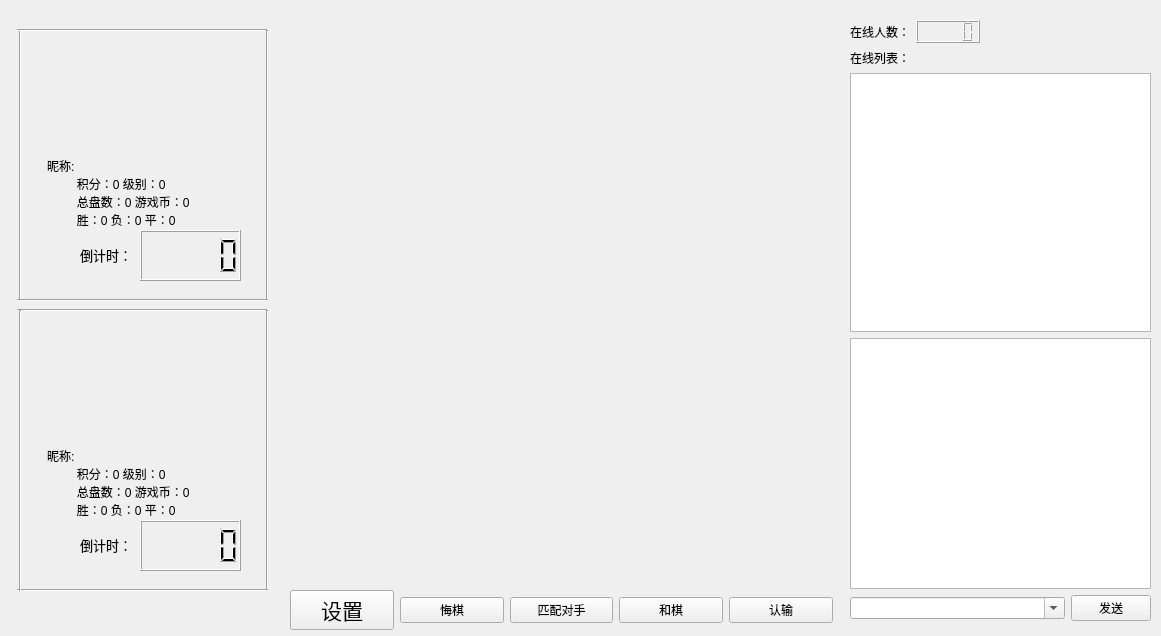
Old version of the form main.ui in the repository daimiaopeng/wuziqi_client.
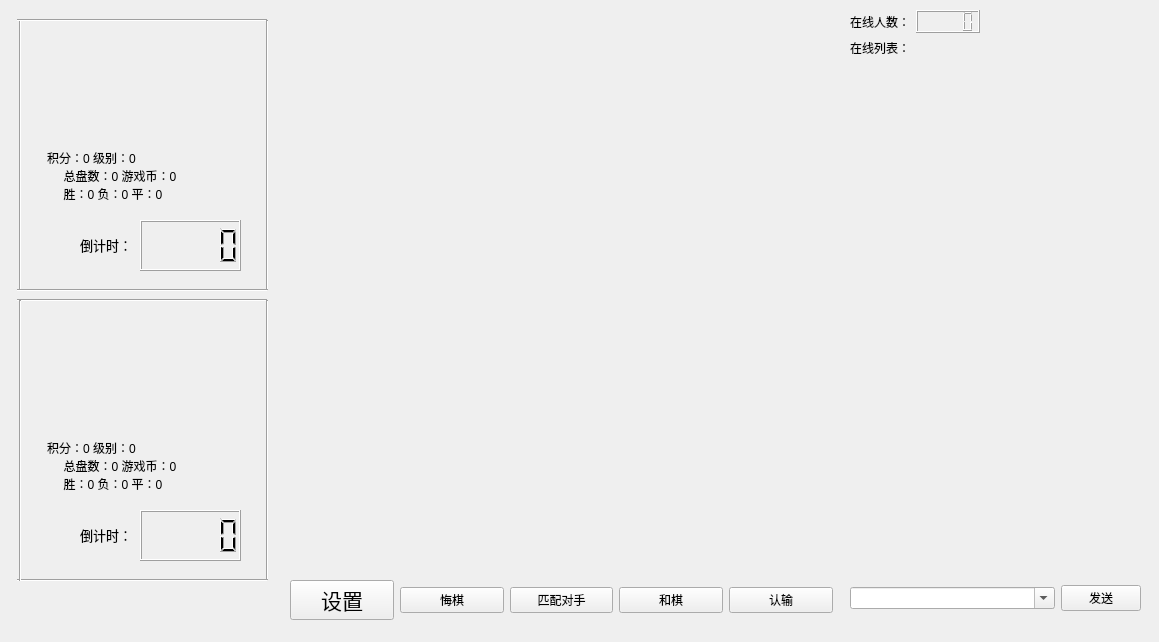
New version of the form. Icons and pictures are not drawn.

Commit message: 添加配置文件管理，用户密码md5加密，保存用户名和密码

What changed in the file:
```diff
--- a/main.ui
+++ b/main.ui
@@ -6,1074 +6,96 @@
      <rect>
        <x>0</x>
        <y>0</y>
-       <width>1161</width>
-       <height>636</height>
+    <width>1159</width>
+    <height>642</height>
      </rect>
    </property>
    <property name="windowTitle">
      <string>Form</string>
    </property>
    <property name="styleSheet">
-     <string notr="true">
-       /**
-       * Qt like CSS for doxygen based on 1.8.6
-       *
-       * Frank Enderle &lt;frank.enderle@anamica.de&gt;
-       */
-
-       body, table, div, p, dl {
-       font: 400 13px/1.3 Verdana,DejaVu Sans,Geneva,sans-serif;
-       }
-
-       /* @group Heading Levels */
-
-       h1.groupheader {
-       font-size: 16px;
-       }
-
-       .title {
-       font: 700 18px Verdana,DejaVu Sans,Geneva,sans-serif;
-       margin: 10px 2px;
-       }
-
-       h2.groupheader {
-       border: 0;
-       color: #363534;
-       font-size: 16px;
-       font-weight: 600;
-       }
-
-       h3.groupheader {
-       font-size: 13px;
-       }
-
-       h1, h2, h3, h4, h5, h6 {
-       -webkit-transition: none;
-       -moz-transition: none;
-       -ms-transition: none;
-       -o-transition: none;
-       transition: none;
-       }
-
-       h1.glow, h2.glow, h3.glow, h4.glow, h5.glow, h6.glow {
-       text-shadow: none;
-       }
-
-       dt {
-       }
-
-       div.multicol {
-       }
-
-       p.startli, p.startdd {
-       }
-
-       p.starttd {
-       }
-
-       p.endli {
-       }
-
-       p.enddd {
-       }
-
-       p.endtd {
-       }
-
-       /* @end */
-
-       caption {
-       }
-
-       span.legend {
-       }
-
-       h3.version {
-       }
-
-       div.qindex, div.navtab {
-       background-color: #F6F6F6;
-       border: 1px solid #E6E6E6;
-       }
-
-       div.qindex, div.navpath {
-       line-height: 1.5;
-       }
-
-       div.navtab {
-       }
-
-       /* @group Link Styling */
-
-       a {
-       color: #00732F;
-       }
-
-       .contents a:visited {
-       color: #00732F;
-       }
-
-       a:hover {
-       text-decoration: none;
-       }
-
-       a.qindex {
-       }
-
-       a.qindexHL {
-       }
-
-       .contents a.qindexHL:visited {
-       }
-
-       a.el {
-       font-weight: normal;
-       }
-
-       a.elRef {
-       }
-
-       a.code, a.code:visited, a.line, a.line:visited {
-       color: #00732F;
-       }
-
-       a.codeRef, a.codeRef:visited, a.lineRef, a.lineRef:visited {
-       color: #00732F;
-       }
-
-       /* @end */
-
-       dl.el {
-       }
-
-       pre.fragment {
-       }
-
-       div.fragment {
-       }
-
-       div.line {
-       -webkit-transition-duration: 0;
-       -moz-transition-duration: 0;
-       -ms-transition-duration: 0;
-       -o-transition-duration: 0;
-       transition-duration: 0;
-       }
-
-       div.line.glow {
-       background-color: auto;
-       box-shadow: none;
-       }
-
-       span.lineno {
-       }
-
-       span.lineno a {
-       }
-
-       span.lineno a:hover {
-       }
-
-       div.ah {
-       background: none;
-       background-color: #F6F6F6;
-       color: #66666E;
-       border: 1px solid #E6E6E6;
-       border-radius: 7px;
-       -webkit-border-radius: 7px;
-       -moz-border-radius: 7px;
-       box-shadow: none;
-       -webkit-box-shadow: none;
-       -moz-box-shadow: none;
-       }
-
-       div.groupHeader {
-       }
-
-       div.groupText {
-       }
-
-       body {
-       color: #363534;
-       }
-
-       div.contents {
-       }
-
-       td.indexkey {
-       }
-
-       td.indexvalue {
-       }
-
-       tr.memlist {
-       }
-
-       p.formulaDsp {
-       }
-
-       img.formulaDsp {
-       }
-
-       img.formulaInl {
-       }
-
-       div.center {
-       }
-
-       div.center img {
-       }
-
-       address.footer {
-       }
-
-       img.footer {
-       display: none;
-       }
-
-       /* addition */
-       .footer a:before {
-       content: &quot;Doxygen&quot;;
-       }
-       /* --- */
-
-       /* @group Code Colorization */
-
-       span.keyword {
-       }
-
-       span.keywordtype {
-       }
-
-       span.keywordflow {
-       }
-
-       span.comment {
-       }
-
-       span.preprocessor {
-       }
-
-       span.stringliteral {
-       }
-
-       span.charliteral {
-       }
-
-       span.vhdldigit {
-       }
-
-       span.vhdlchar {
-       }
-
-       span.vhdlkeyword {
-       }
-
-       span.vhdllogic {
-       }
-
-       blockquote {
-       }
-
-       /* @end */
-
-       .search {
-       }
-
-       form.search {
-       }
-
-       input.search {
-       }
-
-       td.tiny {
-       }
-
-       .dirtab {
-       }
-
-       th.dirtab {
-       }
-
-       hr {
-       border-top: 1px solid #E6E6E6;
-       margin: 10px 8px 0 12px;
-       }
-
-       hr.footer {
-       }
-
-       /* @group Member Descriptions */
-
-       table.memberdecls {
-       font-size: 13px;
-       }
-
-       /* addition */
-
-       table.memberdecls a {
-       font-weight: 600;
-       }
-
-       table.memberdecls .memItemLeft {
-       border: solid #E6E6E6;
-       border-width: 0 0 0 1px;
-       }
-
-       table.memberdecls .memItemRight {
-       border: solid #E6E6E6;
-       border-width: 0 1px 0 0;
-       }
-
-       table.memberdecls tr:nth-child(2) .memItemLeft {
-       border-top-width: 1px;
-       border-top-left-radius: 7px;
-       padding-top: 6px;
-       }
-
-       table.memberdecls tr:nth-child(2) .memItemRight {
-       border-top-width: 1px;
-       border-top-right-radius: 7px;
-       padding-top: 6px;
-       }
-
-       table.memberdecls tr:nth-last-child(2) .memItemLeft {
-       border-bottom-width: 1px;
-       border-bottom-left-radius: 7px;
-       padding-bottom: 6px;
-       }
-
-       table.memberdecls tr:nth-last-child(2) .memItemRight {
-       border-bottom-width: 1px;
-       border-bottom-right-radius: 7px;
-       padding-bottom: 6px;
-       }
-
-       /* --- */
-
-       .memberdecls td, .fieldtable tr {
-       -webkit-transition-duration: 0;
-       -moz-transition-duration: 0;
-       -ms-transition-duration: 0;
-       -o-transition-duration: 0;
-       transition-duration: 0;
-       }
-
-       .memberdecls td.glow, .fieldtable tr.glow {
-       background-color: auto;
-       box-shadow: 0;
-       }
-
-       .mdescLeft, .mdescRight,
-       .memItemLeft, .memItemRight,
-       .memTemplItemLeft, .memTemplItemRight, .memTemplParams {
-       width: auto;
-       background-color: #F6F6F6;
-       }
-
-       .mdescLeft, .mdescRight {
-       }
-
-       /* addition */
-       .mdescLeft {
-       padding: 3px 10px 3px 15px;
-       }
-
-       .mdescRight {
-       padding: 3px 15px 3px 10px;
-       }
-       /* --- */
-
-       .memSeparator {
-       display: none;
-       }
-
-       .memItemLeft, .memTemplItemLeft {
-       }
-
-       .memItemRight {
-       padding-right: 8px;
-       }
-
-       .memTemplParams {
-       }
-
-       /* @end */
-
-       /* @group Member Details */
-
-       /* Styles for detailed member documentation */
-
-       .memtemplate {
-       }
-
-       .memnav {
-       }
-
-       .mempage {
-       }
-
-       .memitem {
-       margin-bottom: 20px;
-       -webkit-transition-duration: 0;
-       -moz-transition-duration: 0;
-       -ms-transition-duration: 0;
-       -o-transition-duration: 0;
-       transition-duration: 0;
-       }
-
-       .memitem.glow {
-       box-shadow: none;
-       }
-
-       .memname {
-       font-size: 13px;
-       }
-
-       .memname td {
-       }
-
-       .memproto, dl.reflist dt {
-       border: 1px solid #E6E6E6;
-       padding: 5px 10px;
-       color: #363534;
-       text-shadow: none;
-       background: none;
-       background-color: #F6F6F6;
-       box-shadow: none;
-       border-radius: 7px;
-       -moz-box-shadow: none;
-       -moz-border-radius: 7px;
-       -webkit-box-shadow: none;
-       -webkit-border-radius: 7px;
-       }
-
-       /* additional */
-       .memproto .memname {
-       font-weight: bold;
-       }
-
-       .memproto .memname a {
-       font-weight: bold;
-       }
-       /* --- */
-
-       .memdoc, dl.reflist dd {
-       border: 0;
-       padding: 0;
-       background: none;
-       border-radius: 0;
-       box-shadow: none;
-       -moz-border-radius: 0;
-       -moz-box-shadow: none;
-       -webkit-border-radius: 0;
-       -webkit-box-shadow: none;
-       }
-
-       dl.reflist dt {
-       }
-
-       dl.reflist dd {
-       }
-
-       .paramkey {
-       }
-
-       .paramtype {
-       }
-
-       .paramname {
-       color: #363534;
-       }
-
-       .paramname em {
-       }
-
-       .paramname code {
-       }
-
-       .params, .retval, .exception, .tparams {
-       }
-
-       .params .paramname, .retval .paramname {
-       }
-
-       .params .paramtype {
-       }
-
-       .params .paramdir {
-       }
-
-       .mlabels {
-       }
-
-       td.mlabels-left {
-       }
-
-       td.mlabels-right {
-       }
-
-       span.mlabels {
-       }
-
-       span.mlabel {
-       background-color: #E6E6E6;
-       border: 0;
-       color: #66666E;
-       padding: 4px 5px;
-       border-radius: 4px;
-       font-size: 11px;
-       }
-
-       /* @end */
-
-       /* these are for tree view when not used as main index */
-
-       div.directory {
-       border: none;
-       }
-
-       .directory table {
-       }
-
-       .directory td {
-       }
-
-       .directory td.entry {
-       }
-
-       .directory td.entry a {
-       font-weight: bold;
-       }
-
-       .directory td.entry a img {
-       }
-
-       .directory td.desc {
-       border-color: #E6E6E6;
-       }
-
-       .directory tr.even {
-       background: none;
-       }
-
-       .directory img {
-       vertical-align: -30%;
-       }
-
-       .directory .levels {
-       }
-
-       .directory .levels span {
-       }
-
-       div.dynheader {
-       }
-
-       address {
-       }
-
-       table.doxtable {
-       }
-
-       table.doxtable td, table.doxtable th {
-       border: 1px solid #E6E6E6;
-       }
-
-       table.doxtable th {
-       background-color: #F6F6F6;
-       color: #66666E;
-       font-size: 13px;
-       }
-
-       table.fieldtable {
-       padding: 5px 10px;
-       border: 1px solid #E6E6E6;
-       background-color: #F6F6F6;
-       box-shadow: none;
-       border-radius: 7px;
-       -moz-box-shadow: none;
-       -moz-border-radius: 7px;
-       -webkit-box-shadow: none;
-       -webkit-border-radius: 7px;
-       }
-
-       .fieldtable td, .fieldtable th {
-       }
-
-       .fieldtable td.fieldtype, .fieldtable td.fieldname {
-       border: 0;
-       }
-
-       .fieldtable td.fieldname {
-       font-size: 13px;
-       }
-
-       /* additional */
-       .fieldtable td.fieldname em {
-       font-style: normal;
-       }
-       /* --- */
-
-       .fieldtable td.fielddoc {
-       border: 0;
-       font-size: 13px;
-       }
-
-       /* additional */
-       .fieldtable td.fielddoc * {
-       font-size: 13px;
-       }
-       /* --- */
-
-       .fieldtable td.fielddoc p:first-child {
-       margin: auto;
-       }
-
-       .fieldtable td.fielddoc p:last-child {
-       margin: auto;
-       }
-
-       .fieldtable tr:last-child td {
-       }
-
-       .fieldtable th {
-       background: none;
-       background-color: #E6E6E6;
-       font-size: 13px;
-       font-weight: normal;
-       color: #363534;
-       border-radius: 0;
-       -moz-border-radius: 0;
-       -webkit-border-radius: 0;
-       border: 0;
-       }
-
-       .tabsearch {
-       }
-
-       .navpath ul {
-       background: none;
-       background-color: #E6E6E6;
-       color: #363534;
-       border: 0;
-       font-size: 13px;
-       }
-
-       .navpath li {
-       color: #363534;
-       }
-
-       .navpath li.navelem a {
-       color: #363534;
-       }
-
-       .navpath li.navelem a:hover {
-       color: #363534;
-       }
-
-       .navpath li.footer {
-       color: #363534;
-       font-size: 13px;
-       }
-
-       div.summary {
-       margin: 20px;
-       width: auto;
-       display: inline-block;
-       text-align: left;
-       color: transparent;
-       line-height: 0;
-       padding: 15px 25px;
-       border: 1px solid #E6E6E6;
-       background-color: #F6F6F6;
-       border-radius: 7px;
-       -moz-border-radius: 7px;
-       -webkit-border-radius: 7px;
-       font-size: 13px;
-       }
-
-       div.summary a {
-       display: block;
-       line-height: 1.5;
-       }
-
-       div.ingroups {
-       }
-
-       div.ingroups a {
-       }
-
-       div.header {
-       background: none;
-       border: 0;
-       }
-
-       div.headertitle {
-       }
-
-       dl {
-       }
-
-       /* dl.note, dl.warning, dl.attention, dl.pre, dl.post, dl.invariant, dl.deprecated, dl.todo, dl.test, dl.bug */
-       dl.section {
-       }
-
-       dl.note {
-       }
-
-       dl.warning, dl.attention {
-       }
-
-       dl.pre, dl.post, dl.invariant {
-       }
-
-       dl.deprecated {
-       }
-
-       dl.todo {
-       }
-
-       dl.test {
-       }
-
-       dl.bug {
-       }
-
-       dl.section dd {
-       }
-
-       #projectlogo {
-       }
-
-       #projectlogo img {
-       }
-
-       #projectname {
-       font: 24px Verdana,DejaVu Sans,Geneva,sans-serif;
-       font-weight: bold;
-       display: inline;
-       }
-
-       #projectbrief {
-       font: 16px Verdana,DejaVu Sans,Geneva,sans-serif;
-       display: inline;
-       }
-
-       #projectnumber {
-       font: 16px Verdana,DejaVu Sans,Geneva,sans-serif;
-       display: inline;
-       }
-
-       #titlearea {
-       border: 0;
-       background-color: #E6E6E6;
-       }
-
-       .image {
-       }
-
-       .dotgraph {
-       }
-
-       .mscgraph {
-       }
-
-       .diagraph {
-       }
-
-       .caption {
-       }
-
-       div.zoom {
-       }
-
-       dl.citelist {
-       }
-
-       dl.citelist dt {
-       }
-
-       dl.citelist dd {
-       }
-
-       div.toc {
-       }
-
-       div.toc li {
-       }
-
-       div.toc h3 {
-       }
-
-       div.toc ul {
-       }
-
-       div.toc li.level1 {
-       }
-
-       div.toc li.level2 {
-       }
-
-       div.toc li.level3 {
-       }
-
-       div.toc li.level4 {
-       }
-
-       .inherit_header {
-       }
-
-       .inherit_header td {
-       }
-
-       .inherit {
-       }
-
-       tr.heading h2 {
-       }
-
-       /* tooltip related style info */
-
-       .ttc {
-       }
-
-       #powerTip {
-       }
-
-       #powerTip div.ttdoc {
-       }
-
-       #powerTip div.ttname a {
-       }
-
-       #powerTip div.ttname {
-       }
-
-       #powerTip div.ttdeci {
-       }
-
-       #powerTip div {
-       font: 13px/1.3 Verdana,DejaVu Sans,Geneva,sans-serif;
-       color: #363534;
-       }
-
-       #powerTip:before, #powerTip:after {
-       }
-
-       #powerTip.n:after, #powerTip.n:before,
-       #powerTip.s:after, #powerTip.s:before,
-       #powerTip.w:after, #powerTip.w:before,
-       #powerTip.e:after, #powerTip.e:before,
-       #powerTip.ne:after, #powerTip.ne:before,
-       #powerTip.se:after, #powerTip.se:before,
-       #powerTip.nw:after, #powerTip.nw:before,
-       #powerTip.sw:after, #powerTip.sw:before {
-       }
-
-       #powerTip.n:after, #powerTip.s:after,
-       #powerTip.w:after, #powerTip.e:after,
-       #powerTip.nw:after, #powerTip.ne:after,
-       #powerTip.sw:after, #powerTip.se:after {
-       }
-
-       #powerTip.n:before, #powerTip.s:before,
-       #powerTip.w:before, #powerTip.e:before,
-       #powerTip.nw:before, #powerTip.ne:before,
-       #powerTip.sw:before, #powerTip.se:before {
-       }
-
-       #powerTip.n:after, #powerTip.n:before,
-       #powerTip.ne:after, #powerTip.ne:before,
-       #powerTip.nw:after, #powerTip.nw:before {
-       }
-
-       #powerTip.n:after, #powerTip.ne:after, #powerTip.nw:after {
-       }
-       #powerTip.n:before {
-       }
-       #powerTip.n:after, #powerTip.n:before {
-       }
-
-       #powerTip.nw:after, #powerTip.nw:before {
-       }
-
-       #powerTip.ne:after, #powerTip.ne:before {
-       }
-
-       #powerTip.s:after, #powerTip.s:before,
-       #powerTip.se:after, #powerTip.se:before,
-       #powerTip.sw:after, #powerTip.sw:before {
-       }
-
-       #powerTip.s:after, #powerTip.se:after, #powerTip.sw:after {
-       }
-
-       #powerTip.s:before, #powerTip.se:before, #powerTip.sw:before {
-       }
-
-       #powerTip.s:after, #powerTip.s:before {
-       }
-
-       #powerTip.sw:after, #powerTip.sw:before {
-       }
-
-       #powerTip.se:after, #powerTip.se:before {
-       }
-
-       #powerTip.e:after, #powerTip.e:before {
-       }
-
-       #powerTip.e:after {
-       }
-
-       #powerTip.e:before {
-       }
-
-       #powerTip.w:after, #powerTip.w:before {
-       }
-
-       #powerTip.w:after {
-       }
-
-       #powerTip.w:before {
-       }
-
-       /* tabs.css */
-
-       .tabs, .tabs2, .tabs3 {
-       background: none;
-       background-color: #F6F6F6;
-       font: 13px Verdana,DejaVu Sans,Geneva,sans-serif;
-       border-bottom: 1px solid #E6E6E6;
-       }
-
-       .tabs2 {
-       font-size: 13px;
-       }
-       .tabs3 {
-       font-size: 13px;
-       }
-
-       .tablist {
-       }
-
-       .tablist li {
-       background: none;
-       line-height: 1.5;
-       }
-
-       .tablist a {
-       padding: 0 10px;
-       font-weight: normal;
-       background: none;
-       color: #00732F;
-       text-shadow: none;
-       }
-
-       .tabs3 .tablist a {
-       }
-
-       .tablist a:hover {
-       background: none;
-       color: #00732F;
-       text-shadow: none;
-       }
-
-       .tablist li.current a {
-       background: none;
-       color: #00732F;
-       text-shadow: none;
-       }
-
-       /* navtree.css */
-
-       #nav-tree .children_ul {
-       }
-
-       #nav-tree ul {
-       }
-
-       #nav-tree li {
-       }
-
-       #nav-tree .plus {
-       }
-
-       #nav-tree .selected {
-       background: none;
-       background-color: #E6E6E6;
-       color: #00732F;
-       text-shadow: none;
-       }
-
-       #nav-tree img {
-       }
-
-       #nav-tree a {
-       }
-
-       #nav-tree .label {
-       font: 12px Verdana,DejaVu Sans,Geneva,sans-serif;
-       }
-
-       #nav-tree .label a {
-       }
-
-       #nav-tree .selected a {
-       color: #00732F;
-       }
-
-       #nav-tree .children_ul {
-       }
-
-       #nav-tree .item {
-       }
-
-       #nav-tree {
-       background-color: #F6F6F6;
-       }
-
-       #doc-content {
-       }
-
-       #side-nav {
-       }
-
-       .ui-resizable .ui-resizable-handle {
-       }
-
-       .ui-resizable-e {
-       background: none;
-       background-color: #E6E6E6;
-       }
-
-       .ui-resizable-handle {
-       }
-
-       #nav-tree-contents {
-       }
-
-       #nav-tree {
-       background: none;
-       background-color: #F6F6F6;
-       }
-
-       #nav-sync {
-       }
-
-       #nav-sync img {
-       }
-
-       #nav-sync img:hover {
-       }
+   <string notr="true">/************* 左侧管理工具栏 ***************/
+    QWidget#mangeWidget, #listItemWidget, #musicMangeScrollAreaWidget {
+    background-color: #f5f5f7;
+    }
+    QListWidget#musicMangeListWidget {
+    border: none;
+    outline: none;
+    background-color: #f5f5f7;
+    }
+    QListWidget#musicMangeListWidget::item {
+    background-color: #f5f5f7;
+    border: solid
+    }
+    QListWidget#musicMangeListWidget::item:hover {
+    background-color: #f5f5f7;
+    }
+    QListWidget#musicMangeListWidget::item:selected {
+    background-color: #e6e7ea;
+    border-left-width: 4px;
+    border-left-color: #c62f2f;
+    }
+    QLabel#boxTitleLabel, #toolboxNameLabel {
+    color: #696969;
+    font-family: &quot;Microsoft Yahei&quot;;
+    font-size: 9pt;
+    background-color: #f5f5f7;
+    }
+    QScrollArea#musicMangeScrollArea {
+    border: 0px solid;
+    border-right-width: 1px;
+    border-right-color: #dcdbdc;
+    background-color: #f5f5f7;
+    }
+    QScrollBar:vertical {
+    border: none;
+    background: #f5f5f7;
+    width: 10px;
+    margin: 0px 0 0px 0;
+    }
+    QScrollBar::handle:vertical {
+    background: Gainsboro;
+    min-height: 20px;
+    border-radius: 5px;
+    border: none;
+    }
+    QScrollBar::add-line:vertical {
+    border: 0px solid grey;
+    background: #32CC99;
+    height: 0px;
+    subcontrol-position: bottom;
+    subcontrol-origin: margin;
+    }
+    QScrollBar::sub-line:vertical {
+    border: 0px solid grey;
+    background: #32CC99;
+    height: 0px;
+    subcontrol-position: top;
+    subcontrol-origin: margin;
+    }
+    QScrollBar::add-page:vertical, QScrollBar::sub-page:vertical {
+    background: none;
+    width: 0px;
+    height: 0px;
+    }
+    QPushButton#playListTitleButton, #openListButton,
+    #createPLayListButton {
+    border: none;
+    }
+    QPushButton#playListTitleButton {
+    text-align : left;
+    color: #696969;
+    font-family: &quot;Microsoft Yahei&quot;;
+    font-size: 9pt;
+    background-color: #f5f5f7;
+    }
      </string>
    </property>
    <widget class="QLabel" name="label">
      <property name="geometry">
        <rect>
          <x>290</x>
-         <y>40</y>
+     <y>30</y>
          <width>540</width>
          <height>540</height>
        </rect>
@@ -1101,7 +123,7 @@
      <property name="geometry">
        <rect>
          <x>77</x>
-         <y>30</y>
+     <y>20</y>
          <width>128</width>
          <height>128</height>
        </rect>
@@ -1123,7 +145,7 @@
      <property name="geometry">
        <rect>
          <x>47</x>
-         <y>160</y>
+     <y>150</y>
          <width>202</width>
          <height>66</height>
        </rect>
@@ -1135,10 +157,9 @@
        </sizepolicy>
      </property>
      <property name="text">
-       <string>昵称:
-         积分：0 级别：0
-         总盘数：0 游戏币：0
-         胜：0 负：0 平：0
+    <string>积分：0 级别：0
+     总盘数：0 游戏币：0
+     胜：0 负：0 平：0
        </string>
      </property>
    </widget>
@@ -1146,7 +167,7 @@
      <property name="geometry">
        <rect>
          <x>10</x>
-         <y>30</y>
+     <y>20</y>
          <width>20</width>
          <height>271</height>
        </rect>
@@ -1159,7 +180,7 @@
      <property name="geometry">
        <rect>
          <x>257</x>
-         <y>30</y>
+     <y>20</y>
          <width>20</width>
          <height>271</height>
        </rect>
@@ -1178,7 +199,7 @@
      <property name="geometry">
        <rect>
          <x>17</x>
-         <y>290</y>
+     <y>280</y>
          <width>251</width>
          <height>20</height>
        </rect>
@@ -1191,7 +212,7 @@
      <property name="geometry">
        <rect>
          <x>17</x>
-         <y>20</y>
+     <y>10</y>
          <width>250</width>
          <height>20</height>
        </rect>
@@ -1204,7 +225,7 @@
      <property name="geometry">
        <rect>
          <x>40</x>
-         <y>240</y>
+     <y>230</y>
          <width>36</width>
          <height>36</height>
        </rect>
@@ -1220,7 +241,7 @@
      <property name="geometry">
        <rect>
          <x>47</x>
-         <y>450</y>
+     <y>440</y>
          <width>202</width>
          <height>66</height>
        </rect>
@@ -1232,10 +253,9 @@
        </sizepolicy>
      </property>
      <property name="text">
-       <string>昵称:
-         积分：0 级别：0
-         总盘数：0 游戏币：0
-         胜：0 负：0 平：0
+    <string>积分：0 级别：0
+     总盘数：0 游戏币：0
+     胜：0 负：0 平：0
        </string>
      </property>
    </widget>
@@ -1243,7 +263,7 @@
      <property name="geometry">
        <rect>
          <x>17</x>
-         <y>300</y>
+     <y>290</y>
          <width>250</width>
          <height>20</height>
        </rect>
@@ -1256,7 +276,7 @@
      <property name="geometry">
        <rect>
          <x>257</x>
-         <y>310</y>
+     <y>300</y>
          <width>20</width>
          <height>281</height>
        </rect>
@@ -1275,7 +295,7 @@
      <property name="geometry">
        <rect>
          <x>40</x>
-         <y>530</y>
+     <y>520</y>
          <width>36</width>
          <height>36</height>
        </rect>
@@ -1291,7 +311,7 @@
      <property name="geometry">
        <rect>
          <x>17</x>
-         <y>580</y>
+     <y>570</y>
          <width>251</width>
          <height>20</height>
        </rect>
@@ -1307,7 +327,7 @@
      <property name="geometry">
        <rect>
          <x>77</x>
-         <y>320</y>
+     <y>310</y>
          <width>128</width>
          <height>128</height>
        </rect>
@@ -1329,7 +349,7 @@
      <property name="geometry">
        <rect>
          <x>10</x>
-         <y>310</y>
+     <y>300</y>
          <width>20</width>
          <height>281</height>
        </rect>
@@ -1342,7 +362,7 @@
      <property name="geometry">
        <rect>
          <x>140</x>
-         <y>230</y>
+     <y>220</y>
          <width>101</width>
          <height>51</height>
        </rect>
@@ -1355,7 +375,7 @@
      <property name="geometry">
        <rect>
          <x>140</x>
-         <y>520</y>
+     <y>510</y>
          <width>101</width>
          <height>51</height>
        </rect>
@@ -1368,7 +388,7 @@
      <property name="geometry">
        <rect>
          <x>80</x>
-         <y>230</y>
+     <y>220</y>
          <width>61</width>
          <height>51</height>
        </rect>
@@ -1381,7 +401,7 @@
      <property name="geometry">
        <rect>
          <x>80</x>
-         <y>520</y>
+     <y>510</y>
          <width>61</width>
          <height>51</height>
        </rect>
@@ -1394,7 +414,7 @@
      <property name="geometry">
        <rect>
          <x>290</x>
-         <y>590</y>
+     <y>580</y>
          <width>543</width>
          <height>40</height>
        </rect>
@@ -1467,16 +487,19 @@
        </item>
      </layout>
    </widget>
-   <widget class="QWidget" name="">
+  <widget class="QWidget" name="layoutWidget">
      <property name="geometry">
        <rect>
          <x>850</x>
-         <y>20</y>
-         <width>301</width>
+     <y>10</y>
+     <width>291</width>
          <height>601</height>
        </rect>
      </property>
      <layout class="QGridLayout" name="gridLayout">
+    <property name="sizeConstraint">
+     <enum>QLayout::SetMaximumSize</enum>
+    </property>
        <item row="0" column="0">
          <layout class="QHBoxLayout" name="horizontalLayout_3">
            <item>
@@ -1514,7 +537,11 @@
              </widget>
            </item>
            <item>
-             <widget class="QListView" name="listView"/>
+       <widget class="QListView" name="listView">
+        <property name="styleSheet">
+         <string notr="true">background-color: #4C4C4C; /*#004100;*/color: #bbbbbb;background-color:transparent</string>
+        </property>
+       </widget>
            </item>
          </layout>
        </item>
@@ -1525,6 +552,9 @@
                <property name="cursor" stdset="0">
                  <cursorShape>ArrowCursor</cursorShape>
                </property>
+        <property name="styleSheet">
+         <string notr="true">background-color: #4C4C4C; /*#004100;*/color: #bbbbbb;background-color:transparent</string>
+        </property>
              </widget>
            </item>
            <item>
```
Left out of the diff: 6 changed lines with no effect on the pictures. Lines whose indentation alone changed are shown as unchanged. The commit also changes 5 other files.
